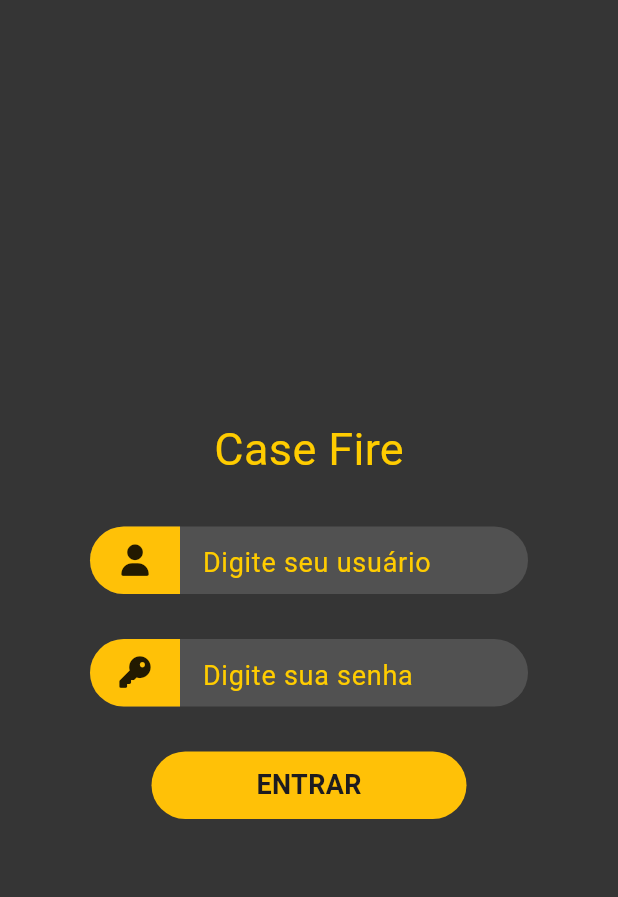
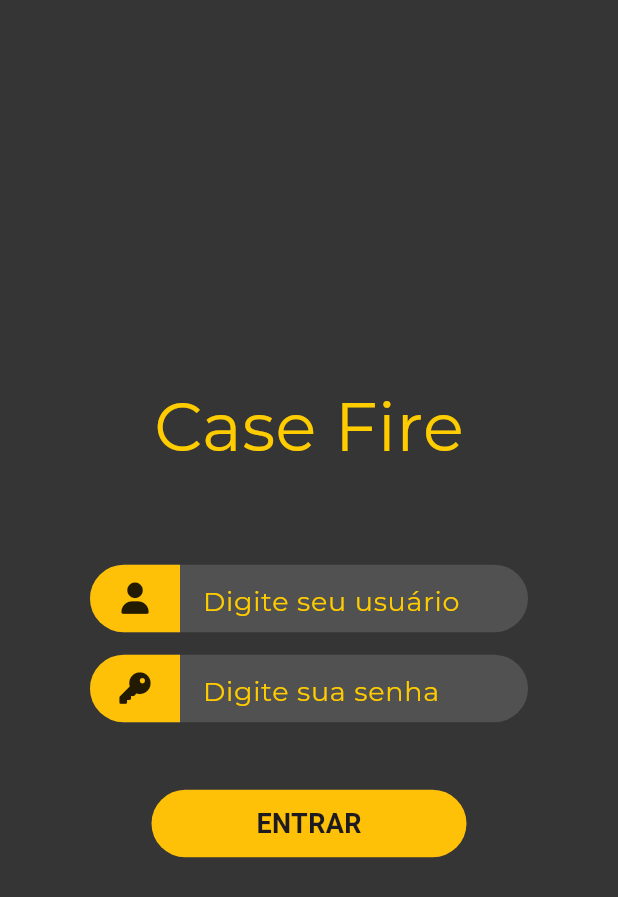
Before and after one commit to samuel-arna/case_fire, a Flutter app: the screen it shows after launch, on a phone screen of 412 x 824 dp. Shown: the top 897 px of the screen. Run offline on Flutter 3.47's test engine with Material 3 defaults, Android fonts, the phone set to English and light mode, and no system bars; our stand-ins replace cloud_firestore, dio, either_dart, equatable, firebase_auth, firebase_core and 4 more; accounts and stored records are empty.

Commit message:
fix: layout

```diff
--- a/lib/modules/auth/ui/pages/auth_page.dart
+++ b/lib/modules/auth/ui/pages/auth_page.dart
@@ -7,6 +7,7 @@ import 'package:case_fire/modules/auth/ui/widgets/input_auth.dart';
 import 'package:flutter/material.dart';
 import 'package:flutter_bloc/flutter_bloc.dart';
 import 'package:font_awesome_flutter/font_awesome_flutter.dart';
+import 'package:google_fonts/google_fonts.dart';
 
 class AuthPage extends StatefulWidget {
   const AuthPage({super.key});
@@ -33,27 +34,31 @@ class _AuthPageState extends State<AuthPage> {
       },
       child: Scaffold(
         body: Column(
-          spacing: 30,
           mainAxisAlignment: MainAxisAlignment.center,
           children: [
             Text(
               'Case Fire',
-              style: TextStyle(
-                fontSize: 30,
+              style: GoogleFonts.montserrat(
+                fontSize: 45,
                 color: AppColors.textHighlightColor,
               ),
             ),
+            SizedBox(height: 60),
             InputAuth(
               icon: FontAwesomeIcons.solidUser,
               hint: 'Digite seu usuário',
               controller: user,
             ),
+            SizedBox(height: 15),
+
             InputAuth(
               icon: FontAwesomeIcons.key,
               pass: true,
               hint: 'Digite sua senha',
               controller: pass,
             ),
+            SizedBox(height: 45),
+
             GestureDetector(
               onTap: () {
                 bool emailValidator = AuthValidators().emailValidator(
@@ -83,7 +88,13 @@ class _AuthPageState extends State<AuthPage> {
                   child: BlocBuilder<AuthBloc, AuthState>(
                     builder: (context, state) {
                       if (state is AuthLoading) {
-                        return const CircularProgressIndicator();
+                        return SizedBox(
+                          height: 30,
+                          width: 30,
+                          child: const CircularProgressIndicator(
+                            color: Colors.black54,
+                          ),
+                        );
                       } else {
                         return const Text(
                           'ENTRAR',
--- a/lib/modules/auth/ui/widgets/input_auth.dart
+++ b/lib/modules/auth/ui/widgets/input_auth.dart
@@ -1,6 +1,7 @@
 import 'package:case_fire/core/utils/app_colors.dart';
 import 'package:flutter/material.dart';
 import 'package:font_awesome_flutter/font_awesome_flutter.dart';
+import 'package:google_fonts/google_fonts.dart';
 
 class InputAuth extends StatelessWidget {
   final IconData icon;
@@ -44,15 +45,14 @@ class InputAuth extends StatelessWidget {
                 child: TextField(
                   controller: controller,
                   obscureText: pass ?? false,
-                  style: TextStyle(
+                  style: GoogleFonts.montserrat(
                     color: AppColors.textHighlightColor,
                     fontSize: 18,
                   ),
-
                   decoration: InputDecoration(
                     border: InputBorder.none,
                     hintText: hint,
-                    hintStyle: TextStyle(
+                    hintStyle: GoogleFonts.montserrat(
                       color: AppColors.textHighlightColor,
                       fontSize: 18,
                     ),
```
Also changed, not shown: lib/modules/post/ui/functions/build_body_post.dart (+2 -21 lines), lib/modules/post/ui/widgets/logout_button.dart (+9 -1 lines).
